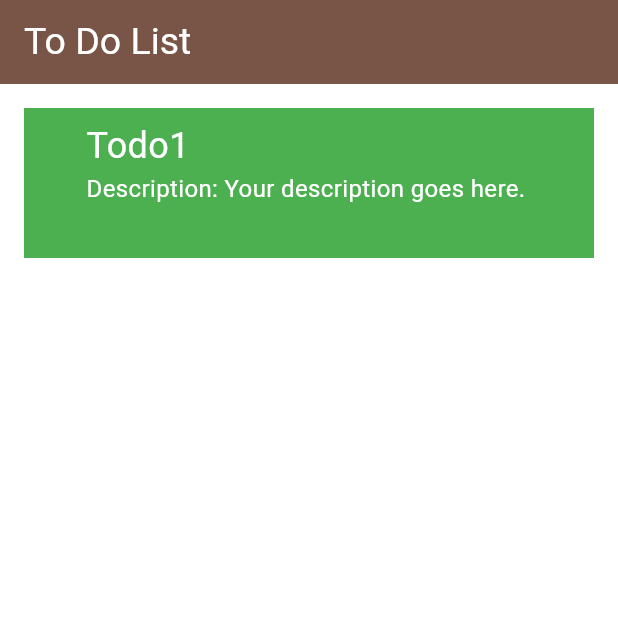
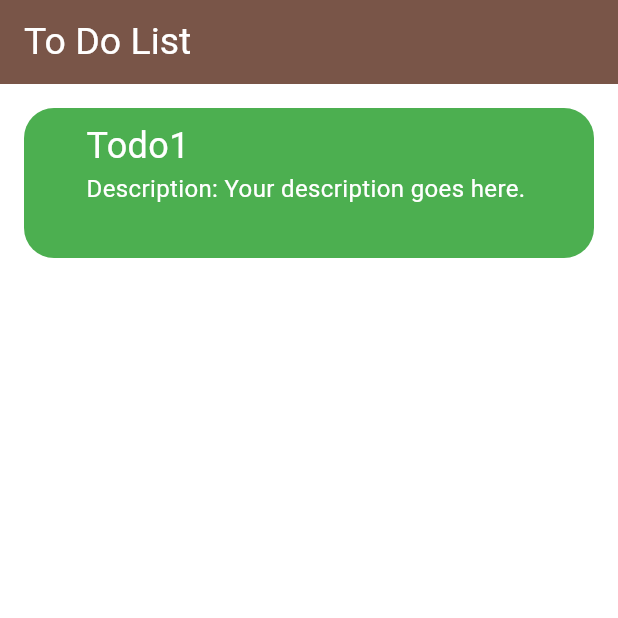
Before and after one commit to pondforwork/todoflutter, a Flutter app: the screen it shows after launch, on a phone screen of 412 x 824 dp, the top half of it. Run offline on Flutter 3.47's test engine with Material 2 defaults, Android fonts, the phone set to English and light mode, and no system bars.

Commit message:
Add Border Radius

```diff
--- a/lib/main.dart
+++ b/lib/main.dart
@@ -47,7 +47,10 @@ class _MyHomePageState extends State<MyHomePage> {
               child: Padding(
                 padding: const EdgeInsets.all(8.0),
                 child: Container(
-                  decoration: const BoxDecoration(color: Colors.green),
+                  decoration: BoxDecoration(
+                    color: Colors.green,
+                    borderRadius: BorderRadius.circular(20),
+                  ),
                   height: 100,
                   child: const Center(
                     child: Padding(
```
